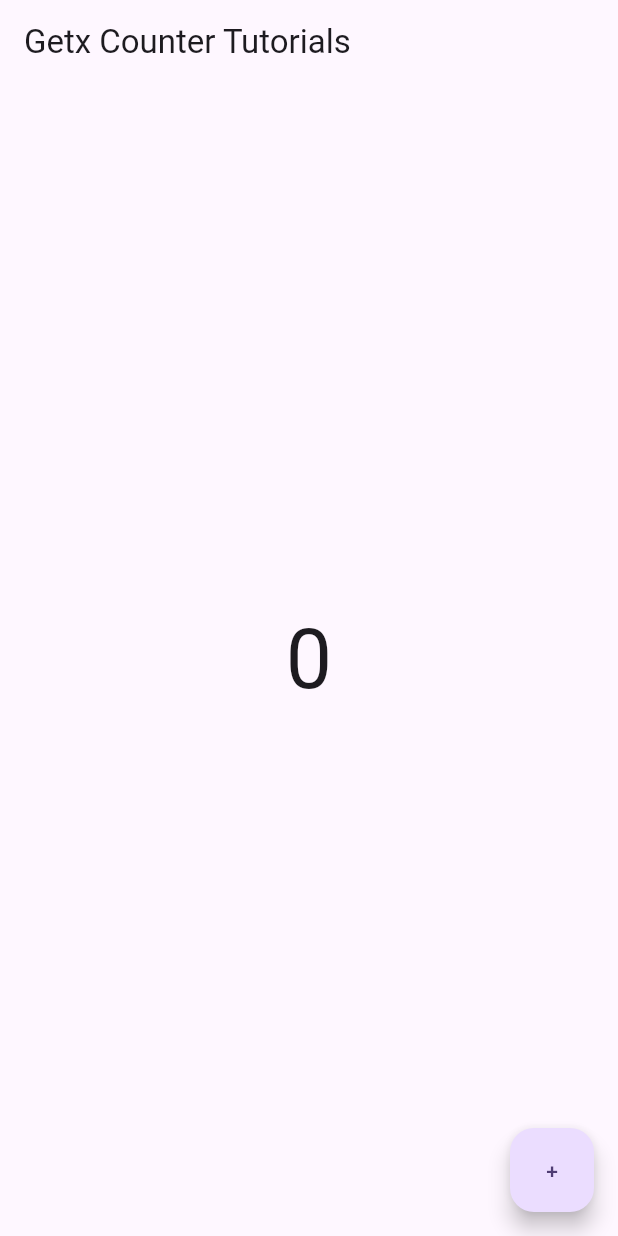
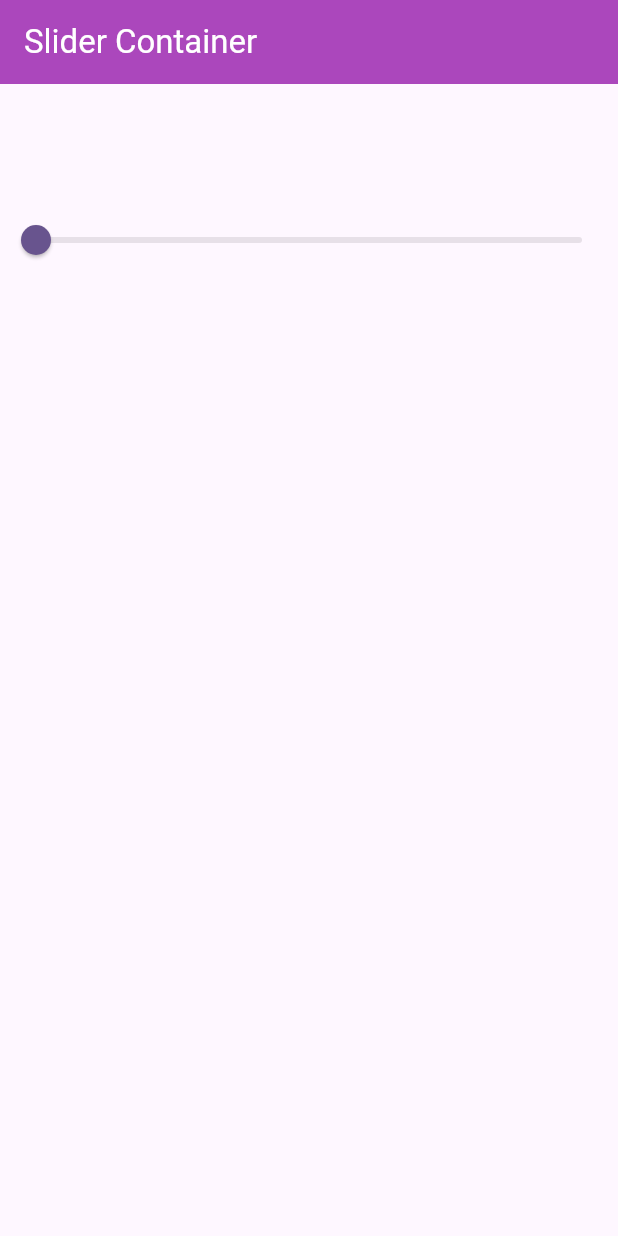
Before and after one commit to Prasiddha777/Flutter_GetX, a Flutter app: the screen it shows after launch, on a phone screen of 412 x 824 dp. Run offline on Flutter 3.47's test engine with Material 2 defaults, Android fonts, the phone set to English and light mode, and no system bars; our stand-ins replace get.

Commit message:
slider getx

```diff
--- a/lib/main.dart
+++ b/lib/main.dart
@@ -6,6 +6,7 @@ import 'package:get/get.dart';
 import 'package:get_app/localization/language.dart';
 import 'package:get_app/localizaton_screen.dart';
 import 'package:get_app/navigation_screen.dart';
+import 'package:get_app/slider/slider.dart';
 import 'package:get_app/theme_screen.dart';
 
 void main() {
@@ -28,7 +29,7 @@ class MyApp extends StatelessWidget {
         colorScheme: ColorScheme.fromSeed(seedColor: Colors.deepPurple),
         useMaterial3: true,
       ),
-      home: const CounterScreen(),
+      home: const SliderScreen(),
       getPages: [
         GetPage(
           name: '/',
--- /dev/null
+++ b/lib/slider/slider.dart
@@ -0,0 +1,48 @@
+import 'package:flutter/material.dart';
+import 'package:get/get.dart';
+import 'package:get_app/slider/slider_controller.dart';
+
+class SliderScreen extends StatefulWidget {
+  const SliderScreen({super.key});
+
+  @override
+  State<SliderScreen> createState() => _SliderScreenState();
+}
+
+class _SliderScreenState extends State<SliderScreen> {
+  double opacity = 0.5;
+  //injecting the dependency
+  final SliderController sliderController = Get.put(SliderController());
+  @override
+  Widget build(BuildContext context) {
+    return Scaffold(
+      appBar: AppBar(
+        backgroundColor: Colors.purple.shade400,
+        title: const Text(
+          'Slider Container',
+          style: TextStyle(
+            color: Colors.white,
+          ),
+        ),
+      ),
+      body: Column(
+        children: [
+          Obx(
+            () => Container(
+              width: 120,
+              height: 80,
+              color: Colors.red.withOpacity(sliderController.sliderVal.value),
+            ),
+          ),
+          Obx(() => Slider(
+                value: sliderController.sliderVal.value,
+                onChanged: (value) {
+                  sliderController.sliderChanger(value);
+                  // opacity = value;
+                },
+              ))
+        ],
+      ),
+    );
+  }
+}
--- /dev/null
+++ b/lib/slider/slider_controller.dart
@@ -0,0 +1,11 @@
+import 'package:get/get.dart';
+
+class SliderController extends GetxController {
+  //setting up the var
+  RxDouble sliderVal = 0.0.obs;
+
+  //function to change the val
+  sliderChanger(double newVal) {
+    sliderVal.value = newVal;
+  }
+}
```
